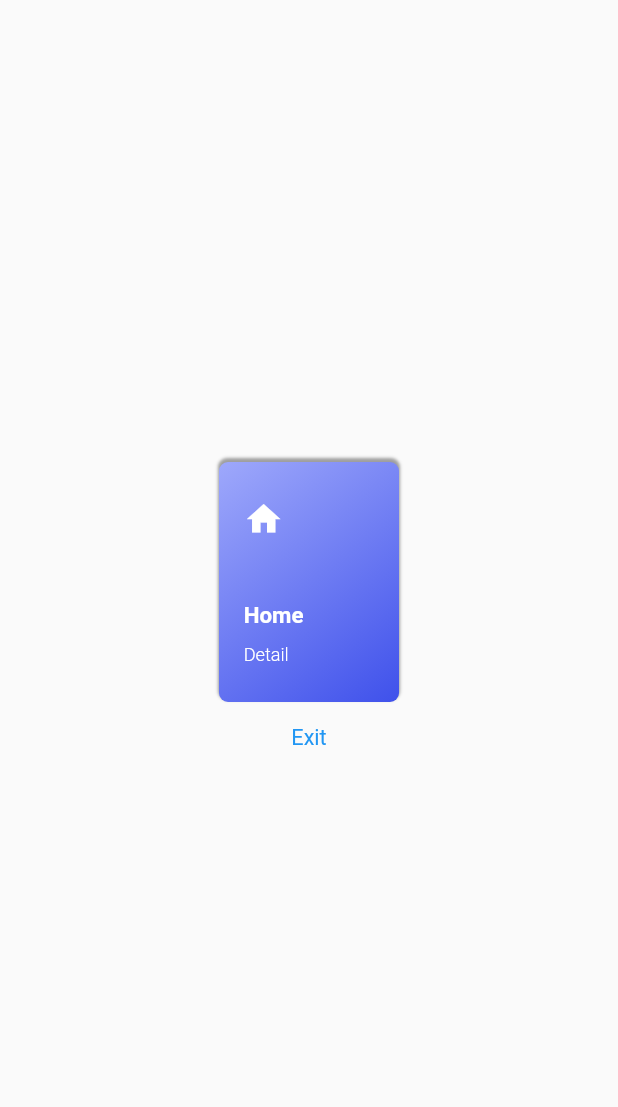
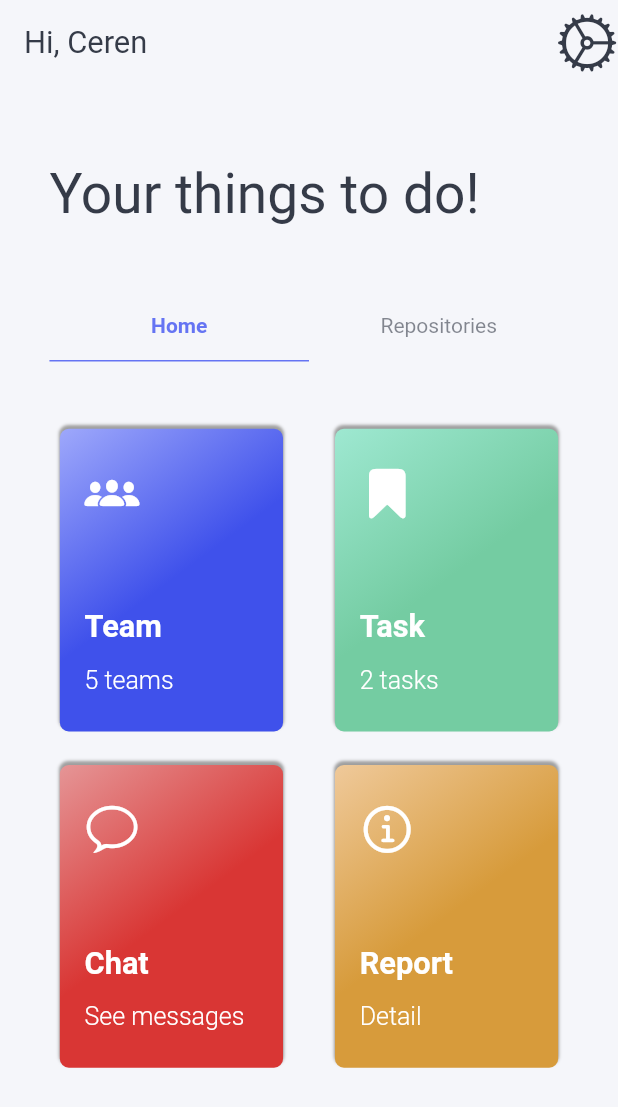
Before and after one commit to aytugsevgi/OnlineTeamManagement, a Flutter app: the screen it shows after launch, on a phone screen of 412 x 824 dp. Shown: the top 1107 px of the screen. Run offline on Flutter 3.47's test engine with Material 2 defaults, Android fonts, the light colour scheme and no system bars.

Commit message:
home ui done

```diff
--- a/lib/main.dart
+++ b/lib/main.dart
@@ -1,9 +1,7 @@
 import 'package:flutter/material.dart';
 import 'package:online_team_management/theme/theme.dart';
 import 'package:online_team_management/view/home_view/home_view.dart';
-import 'package:online_team_management/view/login_view.dart';
-import 'package:online_team_management/view/navigation_view.dart';
-import 'package:online_team_management/view/signup_view.dart';
+import 'package:online_team_management/view/auth_view/login_view.dart';
 
 void main() {
   runApp(MyApp());
--- a/lib/view/signup_view.dart
+++ b/lib/view/auth_view/signup_view.dart
@@ -51,7 +51,7 @@
                                     fontSize: 14,
                                     color: Colors.black.withOpacity(0.7)),
                             text:
-                                "Please register to you account to contunie with MyApp."),
+                                "Please register to you account to contunie with Online Team Management Tool."),
                       ),
                     ),
                   ),
--- a/lib/view/home_view/home_view.dart
+++ b/lib/view/home_view/home_view.dart
@@ -1,38 +1,209 @@
+import 'package:flutter/cupertino.dart';
 import 'package:flutter/material.dart';
 import 'package:online_team_management/util/extension.dart';
 import 'package:online_team_management/view/home_view/widget/home_card.dart';
-import 'package:online_team_management/view/login_view.dart';
+import 'package:online_team_management/view/team_view/team_view.dart';
+import 'package:online_team_management/widget/fade_route.dart';
 
 class HomeView extends StatelessWidget {
   @override
   Widget build(BuildContext context) {
     return Scaffold(
-      body: Center(
-        child: Column(
-          mainAxisAlignment: MainAxisAlignment.center,
+        backgroundColor: context.themeData.primaryColorLight,
+        appBar: _appBar(context),
+        body: Column(
+          crossAxisAlignment: CrossAxisAlignment.start,
           children: <Widget>[
-            SizedBox(
-                height: 160,
-                width: 120,
-                child: HomeCard(colors: [
-                  Color(0xFF9EA8FB),
-                  Color(0xFF3F51EB),
-                ], icon: Icons.home, title: "Home")),
-            FlatButton(
-                child: Text(
-                  "Exit",
-                  textAlign: TextAlign.center,
-                  style: TextStyle(
-                      color: Colors.blue,
-                      fontSize: context.dynamicWidth(0.035)),
+            Spacer(flex: 6),
+            Expanded(
+              flex: 5,
+              child: Padding(
+                padding: EdgeInsets.symmetric(
+                    horizontal: context.dynamicWidth(0.08)),
+                child: FittedBox(
+                  child: Text(
+                    "Your things to do!",
+                    textAlign: TextAlign.left,
+                    style: TextStyle(
+                        color: context.themeData.primaryColorDark,
+                        fontSize: context.dynamicWidth(0.06)),
+                  ),
                 ),
-                onPressed: () {
-                  Navigator.pushReplacement(context,
-                      MaterialPageRoute(builder: (context) => LoginView()));
-                }),
+              ),
+            ),
+            Spacer(flex: 5),
+            Expanded(
+              flex: 60,
+              child: DefaultTabController(
+                length: 2,
+                child: Column(
+                  children: <Widget>[
+                    Padding(
+                      padding: EdgeInsets.symmetric(
+                          horizontal: context.dynamicWidth(0.08)),
+                      child: TabBar(
+                        indicatorColor: context.themeData.accentColor,
+                        indicatorWeight: 1,
+                        unselectedLabelStyle: TextStyle(
+                            color: context.themeData.accentColor,
+                            fontWeight: FontWeight.w400),
+                        labelStyle: TextStyle(
+                            color: context.themeData.accentColor,
+                            fontWeight: FontWeight.w700),
+                        labelColor: context.themeData.accentColor,
+                        unselectedLabelColor:
+                            context.themeData.primaryColorDark.withOpacity(0.6),
+                        tabs: [
+                          Tab(
+                            text: "Home",
+                          ),
+                          Tab(text: "Repositories"),
+                        ],
+                      ),
+                    ),
+                    Expanded(
+                        flex: 63,
+                        child: TabBarView(
+                          children: [
+                            homeTab(context),
+                            repoTab(),
+                          ],
+                        ))
+                  ],
+                ),
+              ),
+            ),
+            Spacer(flex: 13),
           ],
-        ),
+        ));
+  }
+
+  AppBar _appBar(BuildContext context) {
+    return AppBar(
+      elevation: 0,
+      centerTitle: false,
+      title: Text(
+        "Hi, Ceren",
+        textAlign: TextAlign.center,
+        style: TextStyle(
+            color: context.themeData.primaryColorDark,
+            fontSize: context.dynamicWidth(0.05)),
       ),
+      actions: <Widget>[
+        IconButton(
+            highlightColor: Colors.transparent,
+            splashColor: Colors.transparent,
+            icon: Icon(CupertinoIcons.settings_solid,
+                size: context.dynamicWidth(0.1),
+                color: context.themeData.primaryColorDark),
+            onPressed: () {})
+      ],
     );
   }
 }
+
+Widget homeTab(BuildContext context) {
+  return Column(
+    children: <Widget>[
+      Spacer(flex: 10),
+      Expanded(
+          flex: 45,
+          child: Padding(
+            padding:
+                EdgeInsets.symmetric(horizontal: context.dynamicWidth(0.08)),
+            child: Row(
+              children: <Widget>[
+                Spacer(flex: 2),
+                Expanded(
+                  flex: 43,
+                  child: HomeCard(
+                    colors: [
+                      Color(0xFF9EA8FB),
+                      Color(0xFF3F51EB),
+                      Color(0xFF3F51EB),
+                    ],
+                    icon: CupertinoIcons.group_solid,
+                    title: "Team",
+                    subtitle: "5 teams",
+                    onTap: () {
+                      Navigator.of(context).push(
+                        FadeRoute(
+                          page: TeamView(),
+                        ),
+                      );
+                    },
+                  ),
+                ),
+                Spacer(flex: 10),
+                Expanded(
+                  flex: 43,
+                  child: HomeCard(
+                    colors: [
+                      Color(0xFF9EE8D1),
+                      Color(0xFF74CCA2),
+                      Color(0xFF74CCA2),
+                    ],
+                    icon: CupertinoIcons.bookmark_solid,
+                    title: "Task",
+                    subtitle: "2 tasks",
+                  ),
+                ),
+                Spacer(flex: 2),
+              ],
+            ),
+          )),
+      Spacer(
+        flex: 5,
+      ),
+      Expanded(
+          flex: 45,
+          child: Padding(
+            padding:
+                EdgeInsets.symmetric(horizontal: context.dynamicWidth(0.08)),
+            child: Row(
+              children: <Widget>[
+                Spacer(flex: 2),
+                Expanded(
+                  flex: 43,
+                  child: HomeCard(
+                    colors: [
+                      Color(0xFFE59596),
+                      Color(0xFFD93634),
+                      Color(0xFFD93634),
+                    ],
+                    icon: CupertinoIcons.conversation_bubble,
+                    title: "Chat",
+                    subtitle: "See messages",
+                  ),
+                ),
+                Spacer(flex: 10),
+                Expanded(
+                  flex: 43,
+                  child: HomeCard(
+                    colors: [
+                      Color(0xFFEFC99A),
+                      Color(0xFFD79B3B),
+                      Color(0xFFD79B3B),
+                    ],
+                    icon: CupertinoIcons.info,
+                    title: "Report",
+                    subtitle: "Detail",
+                  ),
+                ),
+                Spacer(flex: 2),
+              ],
+            ),
+          ))
+    ],
+  );
+}
+
+Widget repoTab() {
+  return Container();
+}
+
+/*
+HomeCard(colors: [
+                  Color(0xFF9EA8FB),
+                  Color(0xFF3F51EB),
+                ], icon: Icons.home, title: "Home")),*/
--- a/lib/view/home_view/widget/home_card.dart
+++ b/lib/view/home_view/widget/home_card.dart
@@ -6,8 +6,10 @@
   final List<Color> colors;
   final IconData icon;
   final String title;
-
-  const HomeCard({Key key, this.colors, this.icon, this.title})
+  final String subtitle;
+  final Function onTap;
+  const HomeCard(
+      {Key key, this.colors, this.icon, this.title, this.subtitle, this.onTap})
       : super(key: key);
   @override
   Widget build(BuildContext context) {
@@ -29,6 +31,8 @@
                 offset: Offset(0, -2),
               ),
             ]),
+        child: InkWell(
+          onTap: onTap,
           child: Column(
             crossAxisAlignment: CrossAxisAlignment.start,
             children: <Widget>[
@@ -45,7 +49,7 @@
               Expanded(
                 flex: 16,
                 child: FittedBox(
-                child: Text("Home",
+                  child: Text(title,
                       style: themeLight.textTheme.bodyText1.copyWith(
                           color: Colors.white, fontWeight: FontWeight.bold)),
                 ),
@@ -56,12 +60,13 @@
               Expanded(
                 flex: 13,
                 child: FittedBox(
-                child: Text("Detail",
+                  child: Text(subtitle,
                       style: themeLight.textTheme.bodyText1.copyWith(
                           color: Colors.white, fontWeight: FontWeight.w300)),
                 ),
               ),
             ],
+          ),
         ));
   }
 }
```
Also changed, not shown: lib/view/auth_view/login_view.dart (renamed from lib/view/login_view.dart, +4 -4 lines), lib/view/navigation_view.dart (deleted, +0 -13 lines), lib/view/team_view/team_view.dart (added, +76 -0 lines), lib/widget/fade_route.dart (added, +24 -0 lines). Lines whose indentation alone changed are shown as unchanged.
